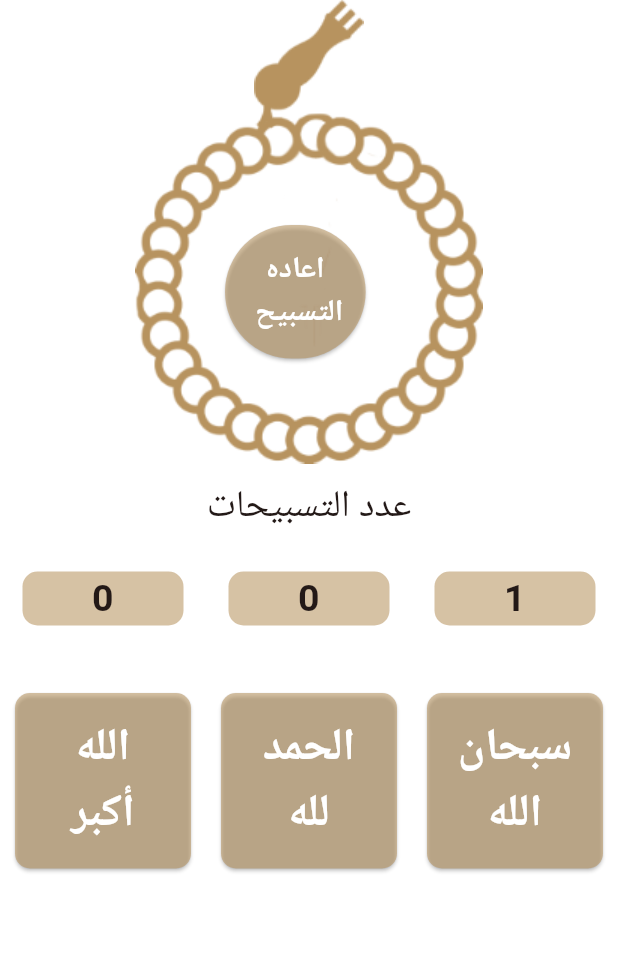
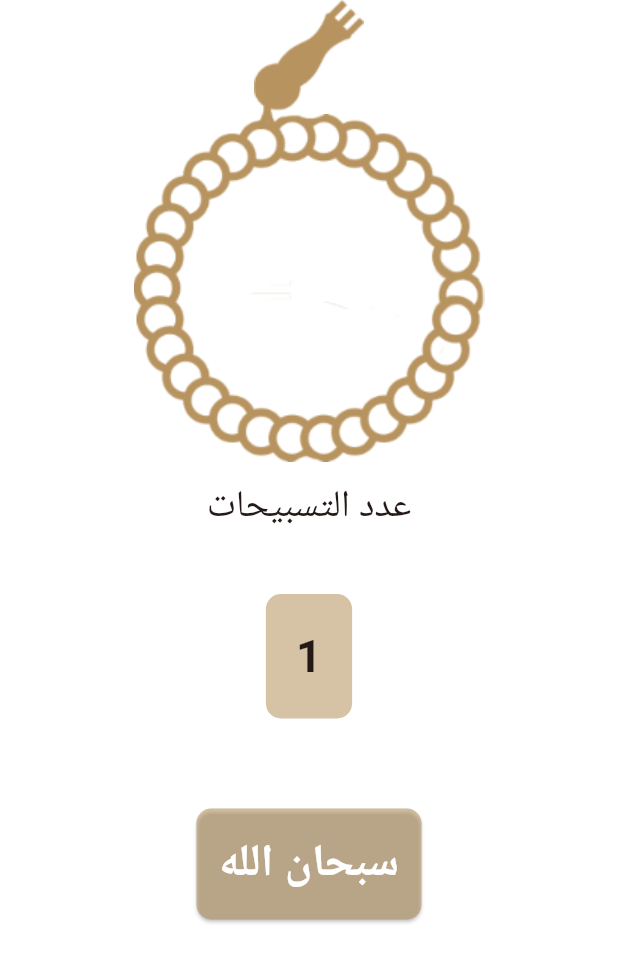
Before and after one commit to MohamedAbdelQader/islamy_app, a Flutter app: the SebhaTab widget shown alone on an empty page, opened directly, after a tap on "سبحان الله", on a phone screen of 412 x 824 dp. Shown: the top 962 px of the screen. Run offline on Flutter 3.47's test engine with Material 3 defaults, Android fonts, the phone set to English and light mode, and no system bars; our stand-ins replace just_audio.

Commit message:
edit sebha tab make sebha rotate make counter each 33 change zekr

```diff
--- a/lib/Screens/Home/tabs/sebha tab.dart
+++ b/lib/Screens/Home/tabs/sebha tab.dart
@@ -1,23 +1,20 @@
 import 'package:flutter/material.dart';
-
 class SebhaTab extends StatefulWidget {
   @override
   State<SebhaTab> createState() => _SebhaTabState();
 }
 
 class _SebhaTabState extends State<SebhaTab> {
-  int sbhanCounter=0;
-  int hamdCounter=0;
-  int tkberCounter=0;
+  List<String> tsabeh = ["سبحان الله", "الحمد لله", "الله اكبر"];
+  int indexTsabeh = 0;
+  int tsbehaCounter = 0;
+  double _turns = 0.0;
 
   @override
   Widget build(BuildContext context) {
-    return Column(
-      children: [
-        Stack(
-
-        children:
-        [Align(
+    return Column(children: [
+      Stack(children: [
+        Align(
             alignment: Alignment.topCenter,
             child: Image.asset("assets/images/head_of_seb7a.png")),
         Container(
@@ -26,122 +23,68 @@ class _SebhaTabState extends State<SebhaTab> {
           ),
           child: Align(
               alignment: Alignment.bottomCenter,
-              child: Image.asset("assets/images/body_of_seb7a.png")),
+              child: AnimatedRotation(
+                  turns: _turns,
+                  duration: Duration(milliseconds: 10),
+                  child: Image.asset("assets/images/body_of_seb7a.png"))),
         ),
-          Positioned(
-            top: 150,
-            left: 150,
-            child: ElevatedButton(
-              style: ElevatedButton.styleFrom(
-                backgroundColor: Theme.of(context).colorScheme.secondary, // Background color
-                padding: EdgeInsets.all(15), // Equivalent to margin in Container
-                shape: RoundedRectangleBorder(
-                  borderRadius: BorderRadius.circular(50.0), // Rounded corners
+      ]),
+      Padding(
+        padding: const EdgeInsets.symmetric(vertical: 10),
+        child: Text(
+          "عدد التسبيحات",
+          style: TextStyle(
+            fontSize: 25,
           ),
         ),
-              onPressed: () {
-                setState(() {
-                   sbhanCounter=0;
-                   hamdCounter=0;
-                   tkberCounter=0;
-
-                });                  },
+      ),
+      Container(
+        margin: EdgeInsets.all(30),
+        padding: EdgeInsets.all(20),
+        decoration: BoxDecoration(
+          color: Theme.of(context).colorScheme.secondary,
+          borderRadius: BorderRadius.circular(10.0),
+        ),
         child: Text(
-                "اعاده\n التسبيح",
+          tsbehaCounter.toString(),
           textAlign: TextAlign.center,
           style: TextStyle(
-                  fontSize: 20,
-                  color: Colors.white,
+            fontSize: 30,
             fontWeight: FontWeight.bold,
           ),
         ),
       ),
-          ),
-        ]
-        ),
-        Padding(
-          padding: const EdgeInsets.symmetric(vertical: 10),
-          child: Text("عدد التسبيحات",style: TextStyle(
-            fontSize: 25,
-          ),),
-        ),
-
-        Row(
-          children: [
-            Expanded(
-              child: Container(
-                margin: EdgeInsets.all(15),
-                decoration: BoxDecoration(
-                  color: Theme.of(context).colorScheme.secondary,
-                  borderRadius: BorderRadius.circular(10.0),
-                ),
-                child: Text(tkberCounter.toString(),
-                textAlign: TextAlign.center,
-                style: TextStyle(
-                  fontSize: 25,
-                  fontWeight: FontWeight.bold,
-
-                ),),
-              ),
-            ),
-            Expanded(
-              child: Container(
-                margin: EdgeInsets.all(15),
-                decoration: BoxDecoration(
-                  color: Theme.of(context).colorScheme.secondary,
-                  borderRadius: BorderRadius.circular(10.0),
-                ),
-                child: Text(hamdCounter.toString(),
-                  textAlign: TextAlign.center,
-                  style: TextStyle(
-                    fontSize: 25,
-                    fontWeight: FontWeight.bold,
-
-                  ),),
-              ),
-            ),
-            Expanded(
-              child: Container(
-                margin: EdgeInsets.all(15),
-                decoration: BoxDecoration(
-                  color: Theme.of(context).colorScheme.secondary,
-                  borderRadius: BorderRadius.circular(10.0),
-                ),
-                child: Text(sbhanCounter.toString(),
-                  textAlign: TextAlign.center,
-                  style: TextStyle(
-                    fontSize: 25,
-                    fontWeight: FontWeight.bold,
-
-                  ),),
-              ),
-            ),
-
-          ],
-        ),
       SizedBox(
         height: 20,
       ),
-        Row(
-          children: [
-            Expanded(
-              child: Container(
+      Container(
         margin: EdgeInsets.all(10),
         child: ElevatedButton(
           style: ElevatedButton.styleFrom(
-                    backgroundColor: Theme.of(context).colorScheme.secondary, // Background color
-                    padding: EdgeInsets.all(15), // Equivalent to margin in Container
+            backgroundColor: Theme.of(context).colorScheme.secondary,
+            // Background color
+            padding: EdgeInsets.all(15),
+            // Equivalent to margin in Container
             shape: RoundedRectangleBorder(
               borderRadius: BorderRadius.circular(10.0), // Rounded corners
             ),
           ),
           onPressed: () {
             setState(() {
-                      tkberCounter++;
+              tsbehaCounter++;
+              _turns += 0.25;
+              if (tsbehaCounter == 33 && indexTsabeh < 2) {
+                indexTsabeh++;
+                tsbehaCounter = 0;
+              } else if (tsbehaCounter == 33 && indexTsabeh == 2) {
+                indexTsabeh = 0;
+                tsbehaCounter = 0;
+
+              }
             });
           },
           child: Text(
-                    "الله   أكبر",
+            tsabeh[indexTsabeh],
             textAlign: TextAlign.center,
             style: TextStyle(
               fontSize: 30,
@@ -151,69 +94,6 @@ class _SebhaTabState extends State<SebhaTab> {
           ),
         ),
       )
-
-            ),
-            Expanded(
-              child:  Container(
-                margin: EdgeInsets.all(10),
-                child: ElevatedButton(
-                  style: ElevatedButton.styleFrom(
-                    backgroundColor: Theme.of(context).colorScheme.secondary, // Background color
-                    padding: EdgeInsets.all(15), // Equivalent to margin in Container
-                    shape: RoundedRectangleBorder(
-                      borderRadius: BorderRadius.circular(10.0), // Rounded corners
-                    ),
-                  ),
-                  onPressed: () {
-                    setState(() {
-                      hamdCounter++;
-                    });                  },
-                  child: Text(
-                    "الحمد لله",
-                    textAlign: TextAlign.center,
-                    style: TextStyle(
-                      fontSize: 30,
-                      color: Colors.white,
-                      fontWeight: FontWeight.bold,
-                    ),
-                  ),
-                ),
-              )
-
-            ),
-            Expanded(
-              child:  Container(
-                margin: EdgeInsets.all(10),
-                child: ElevatedButton(
-                  style: ElevatedButton.styleFrom(
-                    backgroundColor: Theme.of(context).colorScheme.secondary, // Background color
-                    padding: EdgeInsets.all(15), // Equivalent to margin in Container
-                    shape: RoundedRectangleBorder(
-                      borderRadius: BorderRadius.circular(10.0), // Rounded corners
-                    ),
-                  ),
-                  onPressed: () {
-                    setState(() {
-                      sbhanCounter++;
-                    });                  },
-                  child: Text(
-                    "سبحان الله",
-                    textAlign: TextAlign.center,
-                    style: TextStyle(
-                      fontSize: 30,
-                      color: Colors.white,
-                      fontWeight: FontWeight.bold,
-                    ),
-                  ),
-                ),
-              )
-            ),
-
-          ],
-        ),
-
     ]);
-
-
   }
 }
--- a/lib/Screens/ahadeth details/widgets/hadeth chapter.dart
+++ b/lib/Screens/ahadeth details/widgets/hadeth chapter.dart
@@ -9,7 +9,6 @@ class HadethChapter extends StatelessWidget {
     return Padding(
       padding: const EdgeInsets.all(15),
       child: Text("$content "
-
         ,
         textDirection: TextDirection.rtl,
         textAlign: TextAlign.center,
```
Lines whose indentation alone changed are shown as unchanged.
